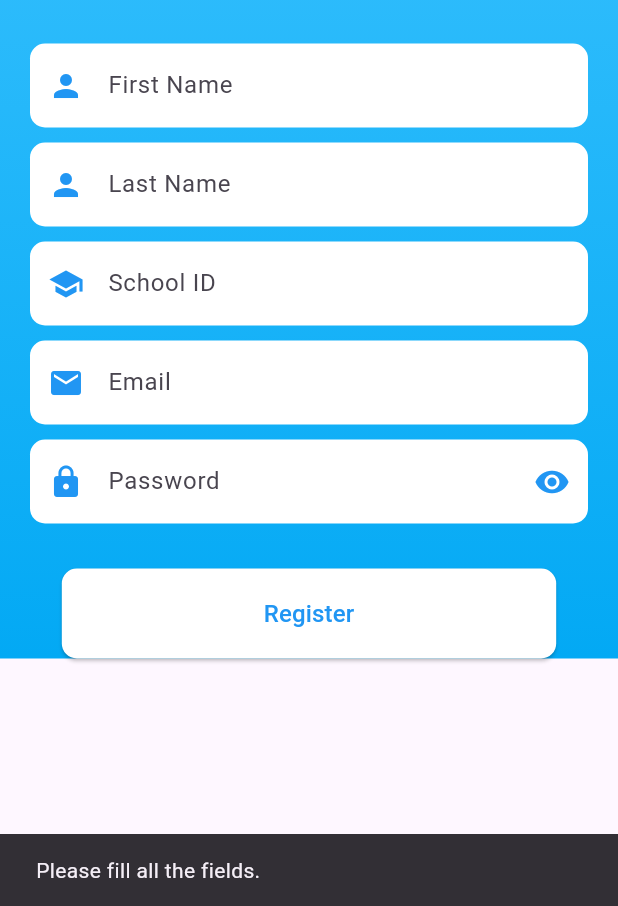
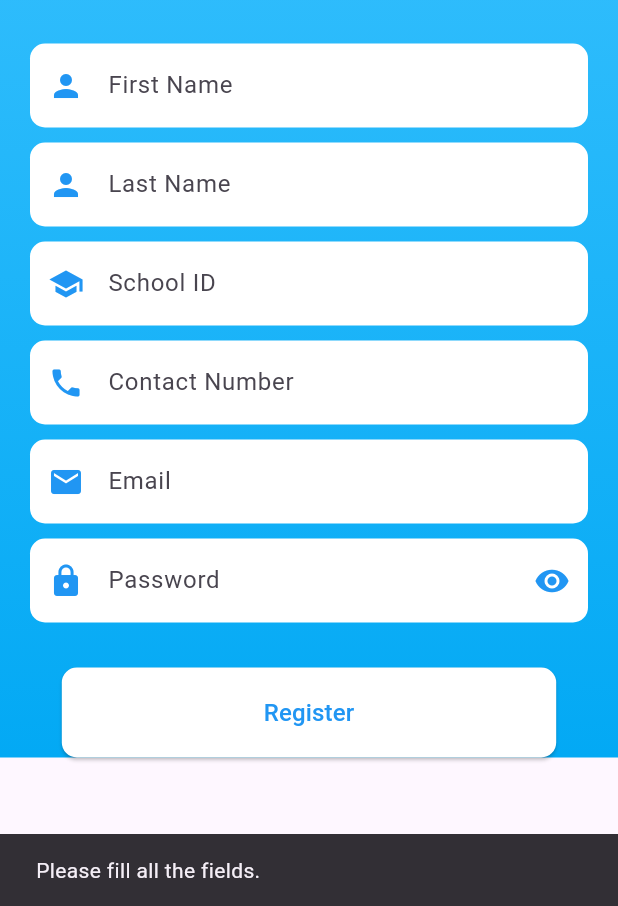
Before and after one commit to archcos/ufind, a Flutter app: the RegistrationPage screen opened by its route, after a tap on "Register", on a phone screen of 412 x 824 dp, the part 330-1236 px from its top. Run offline on Flutter 3.47's test engine with Material 3 defaults, Android fonts, the phone set to English and light mode, and no system bars; our stand-ins replace cached_network_image, cloud_firestore, firebase_auth, firebase_core, flutter_image_compress, flutter_map and 4 more; missing offline and left inert: mailer; accounts and stored records are empty.

```diff
--- a/lib/display/profile_page.dart
+++ b/lib/display/profile_page.dart
@@ -15,6 +15,7 @@ class _ProfilePageState extends State<ProfilePage> {
   TextEditingController _lastNameController = TextEditingController();
   TextEditingController _schoolIdController = TextEditingController();
   TextEditingController _passwordController = TextEditingController();
+  TextEditingController _contactNumberController = TextEditingController();
   String? userId;  // Use String for userId (since it's stored as a document ID)
 
   @override
@@ -28,7 +29,7 @@ class _ProfilePageState extends State<ProfilePage> {
     final prefs = await SharedPreferences.getInstance();
     final firstName = prefs.getString('user_first_name');
     final lastName = prefs.getString('user_last_name');
-    // final email = prefs.getString('user_email');
+    final contactNumber = prefs.getString('contact_number');
     final schoolId = prefs.getString('user_school_id'); // school_id is stored as String
 
     if (schoolId == null) {
@@ -41,6 +42,7 @@ class _ProfilePageState extends State<ProfilePage> {
       setState(() {
         _firstNameController.text = firstName ?? '';
         _lastNameController.text = lastName ?? '';
+        _contactNumberController.text = contactNumber ?? '';
         _schoolIdController.text = schoolId; // schoolId as String
         _passwordController.text = ''; // Clear password field as it's sensitive data
         userId = schoolId; // Set userId to schoolId
@@ -55,6 +57,7 @@ class _ProfilePageState extends State<ProfilePage> {
         userId!,  // Pass userId (schoolId) as String
         _firstNameController.text,
         _lastNameController.text,
+        _contactNumberController.text,
         _passwordController.text, // Pass the password for update
       );
 
@@ -67,6 +70,7 @@ class _ProfilePageState extends State<ProfilePage> {
         final prefs = await SharedPreferences.getInstance();
         await prefs.setString('user_first_name', _firstNameController.text);
         await prefs.setString('user_last_name', _lastNameController.text);
+        await prefs.setString('contact_number', _contactNumberController.text);
 
       } else {
         ScaffoldMessenger.of(context).showSnackBar(
@@ -115,6 +119,10 @@ class _ProfilePageState extends State<ProfilePage> {
                 decoration: const InputDecoration(labelText: 'Last Name'),
               ),
               TextField(
+                controller: _contactNumberController,
+                decoration: const InputDecoration(labelText: 'Contact Number'),
+              ),
+              TextField(
                 controller: _schoolIdController,
                 decoration: const InputDecoration(labelText: 'School ID'),
                 readOnly: true, // School ID is used as the document ID, so it's read-only
--- a/lib/display/registration.dart
+++ b/lib/display/registration.dart
@@ -17,6 +17,7 @@ class _RegistrationPageState extends State<RegistrationPage> {
   final _schoolIdController = TextEditingController();
   final _emailController = TextEditingController();
   final _passwordController = TextEditingController();
+  final _contactNumberController = TextEditingController();
 
   bool _isRegistering = false;
   bool _isPasswordHidden = true;
@@ -28,9 +29,10 @@ class _RegistrationPageState extends State<RegistrationPage> {
     String lastName = _lastNameController.text.trim();
     String schoolId = _schoolIdController.text.trim();
     String email = _emailController.text.trim();
+    String contactNumber = _contactNumberController.text.trim();
     String password = _passwordController.text.trim();
 
-    if (firstName.isEmpty || lastName.isEmpty || schoolId.isEmpty || email.isEmpty || password.isEmpty) {
+    if (firstName.isEmpty || lastName.isEmpty || schoolId.isEmpty || contactNumber.isEmpty || email.isEmpty || password.isEmpty) {
       _showMessage('Please fill all the fields.');
       return;
     }
@@ -66,6 +68,7 @@ class _RegistrationPageState extends State<RegistrationPage> {
       await FirebaseFirestore.instance.collection('users').doc(schoolId).set({
         'firstName': firstName,
         'lastName': lastName,
+        'contactNumber': contactNumber,
         'emailAddress': email,
         'password': hashedPassword,
         'salt': salt,
@@ -135,6 +138,8 @@ class _RegistrationPageState extends State<RegistrationPage> {
               _buildTextField(_lastNameController, 'Last Name', Icons.person),
               const SizedBox(height: 10),
               _buildTextField(_schoolIdController, 'School ID', Icons.school, isNumber: true),
+              const SizedBox(height: 10),
+              _buildTextField(_contactNumberController, 'Contact Number', Icons.phone, isNumber: true),
               const SizedBox(height: 10),
               _buildTextField(_emailController, 'Email', Icons.email),
               const SizedBox(height: 10),
--- a/lib/services/auth_service.dart
+++ b/lib/services/auth_service.dart
@@ -71,6 +71,7 @@ class AuthService {
     // Save user details (ensure that the keys match your Firestore document fields)
     await prefs.setString('user_first_name', userDoc['firstName']);
     await prefs.setString('user_last_name', userDoc['lastName']);
+    await prefs.setString('contact_number', userDoc['contactNumber']);
     await prefs.setString(
         'user_email', email ?? ''); // Save email from Firebase Authentication
     await prefs.setString(
@@ -140,12 +141,14 @@ class AuthService {
     }
   }
 
-  Future<bool> updateProfile(String schoolId, String firstName, String lastName, String password) async {
+  Future<bool> updateProfile(String schoolId, String firstName, String lastName, String contactNumber, String password) async {
     try {
       // Prepare user data for update
       Map<String, dynamic> updatedData = {
         'firstName': firstName,
         'lastName': lastName,
+        'contactNumber': contactNumber,
+
       };
 
       // If a new password is provided, generate a new salt and hash the password
@@ -163,6 +166,7 @@ class AuthService {
       SharedPreferences prefs = await SharedPreferences.getInstance();
       await prefs.setString('user_first_name', firstName);
       await prefs.setString('user_last_name', lastName);
+      await prefs.setString('contact_number', contactNumber);
       await prefs.setString('user_school_id', schoolId);
 
       print("Profile updated successfully!");
--- a/pubspec.yaml
+++ b/pubspec.yaml
@@ -54,6 +54,8 @@ dev_dependencies:
   cached_network_image: ^3.4.1
   flutter_image_compress: ^2.3.0
   cloud_functions: ^5.2.0
+#  flutter_local_notifications: ^18.0.1
+#  firebase_messaging: ^15.1.6
   # The "flutter_lints" package below contains a set of recommended lints to
   # encourage good coding practices. The lint set provided by the package is
   # activated in the `analysis_options.yaml` file located at the root of your
```
Also changed, not shown: lib/display/browse_items.dart (+11 -0 lines), lib/display/create_ticket.dart (+40 -13 lines), 1 other file.
